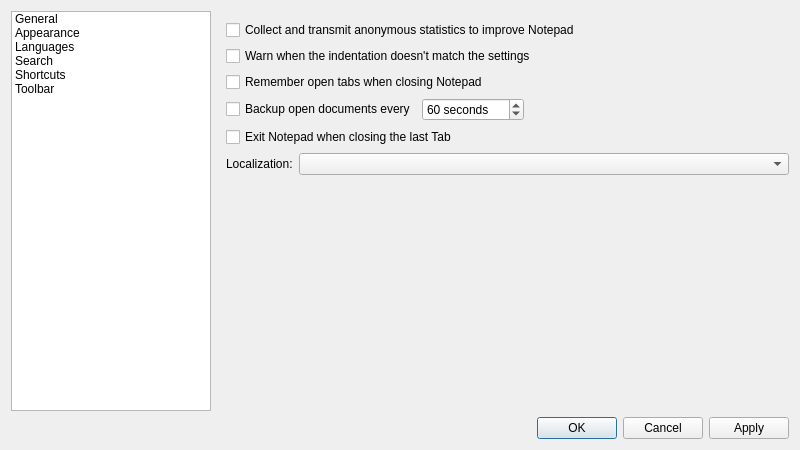
Qt form src/ui/frmpreferences.ui (kravich/notepad) before a commit.
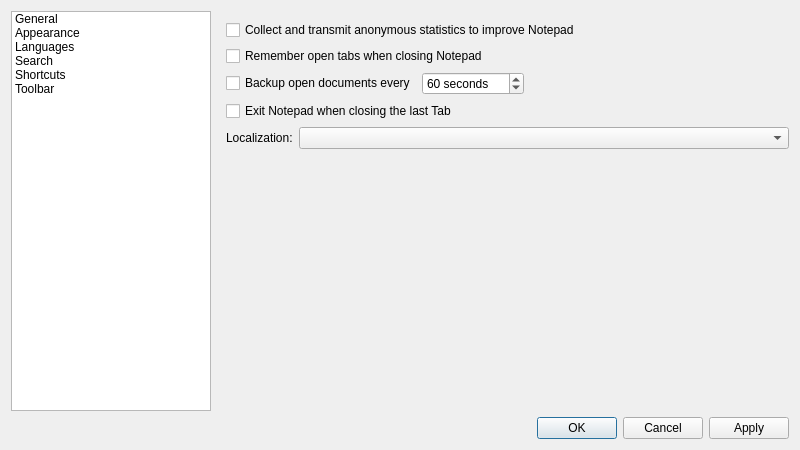
The same form after that commit. The open tabs and pages were chosen to show the change. Icons and pictures are not drawn.

Commit message: Get rid of indentation detection

```diff
--- a/src/ui/frmpreferences.ui
+++ b/src/ui/frmpreferences.ui
@@ -106,13 +106,6 @@
            </property>
           </widget>
          </item>
-         <item>
-          <widget class="QCheckBox" name="chkWarnForDifferentIndentation">
-           <property name="text">
-            <string>Warn when the indentation doesn't match the settings</string>
-           </property>
-          </widget>
-         </item>
          <item>
           <widget class="QCheckBox" name="chkRememberSession">
            <property name="text">
```
The commit also changes 8 other files.
